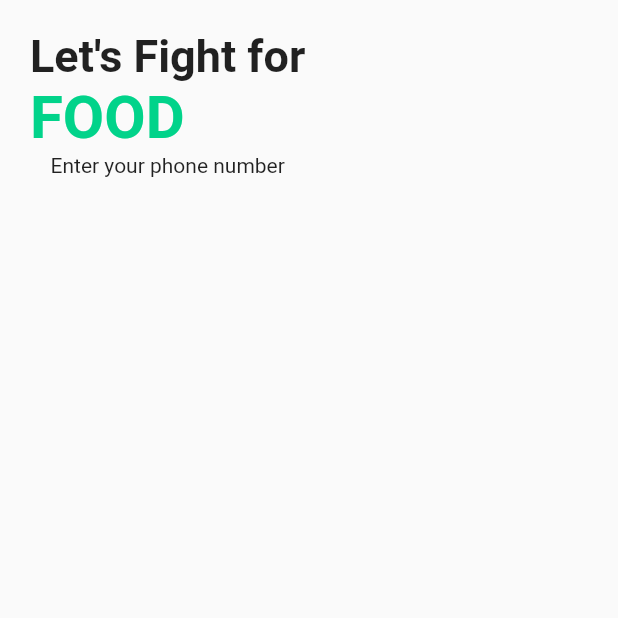
After one commit to AthulJohn/lff_foodapp, a Flutter app: the SignInPage screen opened directly, on a phone screen of 412 x 824 dp, the top half of it. The commit adds this screen. Run offline on Flutter 3.47's test engine with Material 2 defaults, Android fonts, the phone set to English and light mode, and no system bars; our stand-ins replace get.

Commit message:
added getx, colorthemes etc

```diff
--- /dev/null
+++ b/lib/constants/appColors.dart
@@ -0,0 +1,7 @@
+import 'package:flutter/material.dart';
+
+abstract class AppColors {
+  static const Color primaryColor = Color(0xFF01D38A);
+  static const Color secondaryColor = Color(0xFFEEEEEE);
+  static const Color borderColor = Color(0xFFD0D0D0);
+}
--- /dev/null
+++ b/lib/view/screens/sign_in_page.dart
@@ -0,0 +1,41 @@
+import 'package:flutter/material.dart';
+
+import '../../constants/appColors.dart';
+
+class SignInPage extends StatelessWidget {
+  const SignInPage({super.key});
+
+  @override
+  Widget build(BuildContext context) {
+    return Scaffold(
+        body: Padding(
+      padding: const EdgeInsets.all(20),
+      child: Column(
+        children: [
+          Column(
+            crossAxisAlignment: CrossAxisAlignment.start,
+            children: const [
+              Text(
+                "Let's Fight for",
+                style: TextStyle(fontSize: 30, fontWeight: FontWeight.bold),
+              ),
+              Text(
+                "FOOD",
+                style: TextStyle(
+                    fontSize: 40,
+                    fontWeight: FontWeight.bold,
+                    color: AppColors.primaryColor),
+              )
+            ],
+          ),
+          Column(
+            children: [
+              Text("Enter your phone number")
+              //TODO: Add PhoneTextField here
+            ],
+          )
+        ],
+      ),
+    ));
+  }
+}
--- a/pubspec.yaml
+++ b/pubspec.yaml
@@ -30,10 +30,7 @@ environment:
 dependencies:
   flutter:
     sdk: flutter
-
-
-  # The following adds the Cupertino Icons font to your application.
-  # Use with the CupertinoIcons class for iOS style icons.
+  get: ^4.6.5
   cupertino_icons: ^1.0.2
 
 dev_dependencies:
```
Also changed, not shown: lib/main.dart (+3 -4 lines), lib/view/components/app_text_field.dart (added, +28 -0 lines), lib/view/components/phone_field.dart (added), pubspec.lock.
